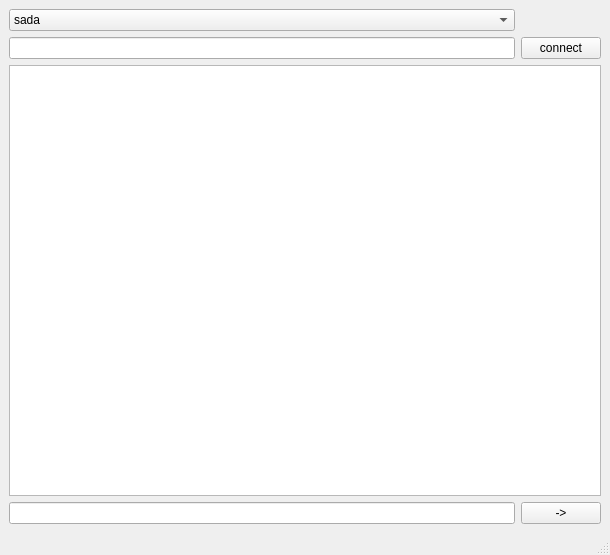
Qt form mainwindow.ui (Alextrp/Client) before a commit.
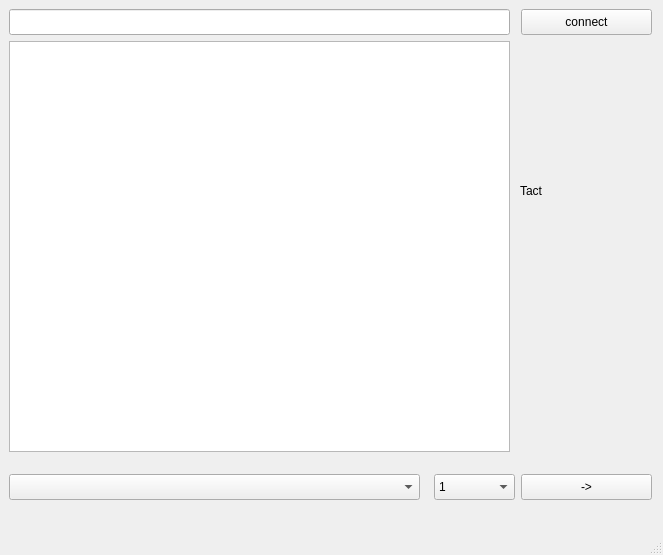
The same form after that commit.

What changed in the file:
```diff
--- a/mainwindow.ui
+++ b/mainwindow.ui
@@ -6,7 +6,7 @@
    <rect>
     <x>0</x>
     <y>0</y>
-    <width>610</width>
+    <width>663</width>
     <height>555</height>
    </rect>
   </property>
@@ -14,40 +14,105 @@
    <string>Client</string>
   </property>
   <widget class="QWidget" name="centralwidget">
-   <layout class="QGridLayout" name="gridLayout">
-    <item row="3" column="0">
-     <widget class="QLineEdit" name="lineEdit"/>
+   <widget class="QTextBrowser" name="textBrowser">
+    <property name="geometry">
+     <rect>
+      <x>9</x>
+      <y>41</y>
+      <width>501</width>
+      <height>411</height>
+     </rect>
+    </property>
+   </widget>
+   <widget class="QPushButton" name="pushButton">
+    <property name="geometry">
+     <rect>
+      <x>521</x>
+      <y>9</y>
+      <width>131</width>
+      <height>26</height>
+     </rect>
+    </property>
+    <property name="text">
+     <string>connect</string>
+    </property>
+   </widget>
+   <widget class="QLineEdit" name="lineEdit_2">
+    <property name="geometry">
+     <rect>
+      <x>9</x>
+      <y>9</y>
+      <width>501</width>
+      <height>26</height>
+     </rect>
+    </property>
+   </widget>
+   <widget class="QPushButton" name="pushButton_2">
+    <property name="geometry">
+     <rect>
+      <x>521</x>
+      <y>474</y>
+      <width>131</width>
+      <height>26</height>
+     </rect>
+    </property>
+    <property name="text">
+     <string>-&gt;</string>
+    </property>
+   </widget>
+   <widget class="QComboBox" name="comboBox">
+    <property name="geometry">
+     <rect>
+      <x>9</x>
+      <y>474</y>
+      <width>411</width>
+      <height>26</height>
+     </rect>
+    </property>
+   </widget>
+   <widget class="QComboBox" name="comboBox_2">
+    <property name="geometry">
+     <rect>
+      <x>434</x>
+      <y>474</y>
+      <width>81</width>
+      <height>26</height>
+     </rect>
+    </property>
+    <item>
+     <property name="text">
+      <string>1</string>
+     </property>
     </item>
-    <item row="2" column="0" colspan="2">
-     <widget class="QTextBrowser" name="textBrowser"/>
+    <item>
+     <property name="text">
+      <string>2</string>
+     </property>
     </item>
-    <item row="1" column="1">
-     <widget class="QPushButton" name="pushButton">
-      <property name="text">
-       <string>connect</string>
-      </property>
-     </widget>
+    <item>
+     <property name="text">
+      <string>3</string>
+     </property>
     </item>
-    <item row="1" column="0">
-     <widget class="QLineEdit" name="lineEdit_2"/>
+    <item>
+     <property name="text">
+      <string>4</string>
+     </property>
     </item>
-    <item row="3" column="1">
-     <widget class="QPushButton" name="pushButton_2">
-      <property name="text">
-       <string>-&gt;</string>
-      </property>
-     </widget>
-    </item>
-    <item row="0" column="0">
-     <widget class="QComboBox" name="comboBox">
-      <item>
-       <property name="text">
-        <string>sada</string>
-       </property>
-      </item>
-     </widget>
-    </item>
-   </layout>
+   </widget>
+   <widget class="QLabel" name="label">
+    <property name="geometry">
+     <rect>
+      <x>520</x>
+      <y>170</y>
+      <width>131</width>
+      <height>41</height>
+     </rect>
+    </property>
+    <property name="text">
+     <string>Tact</string>
+    </property>
+   </widget>
   </widget>
   <widget class="QMenuBar" name="menubar">
    <property name="geometry">
```
Left out of the diff: 2 changed lines with no effect on the pictures.
